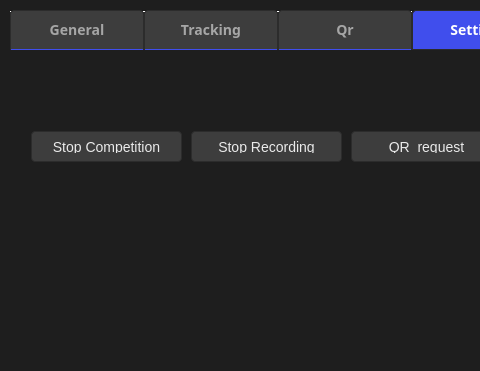
Qt form template_gui_package/include/template_gui_package/savasan_gui.ui (Anatolia-Aero-Design/savasan) before a commit; both pictures show x 0 to 480 and y 0 to 371 of the 1236 by 506 pixel window.
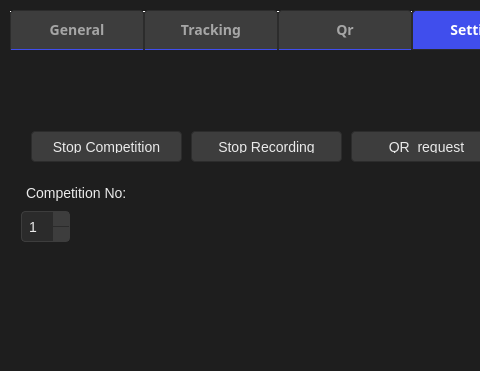
The same form after that commit. The open tabs and pages were chosen to show the change. Icons and pictures are not drawn.

What changed in the file:
```diff
--- a/template_gui_package/include/template_gui_package/savasan_gui.ui
+++ b/template_gui_package/include/template_gui_package/savasan_gui.ui
@@ -1663,6 +1663,116 @@
       <string>QR_request</string>
      </property>
     </widget>
+    <widget class="QSpinBox" name="spinBox_2">
+     <property name="geometry">
+      <rect>
+       <x>10</x>
+       <y>160</y>
+       <width>49</width>
+       <height>31</height>
+      </rect>
+     </property>
+     <property name="styleSheet">
+      <string notr="true">/* General QLineEdit and QSpinBox Styles */
+QLineEdit, QSpinBox {
+    background-color: #2B2B2B;    /* Dark grey background */
+    color: #EAEAEA;               /* Light grey text */
+    border: 1px solid #3D3D3D;    /* Subtle border for distinction */
+    padding: 5px;                 /* Padding for a clean, modern look */
+    border-radius: 4px;           /* Rounded corners for a modern feel */
+    font-size: 14px;              /* Font size for the text */
+}
+
+/* Focused QLineEdit and QSpinBox */
+QLineEdit:focus, QSpinBox:focus {
+    border: 1px solid #404EED;    /* Deep purple-blue border when focused */
+    background-color: #333333;    /* Slightly lighter background when focused */
+}
+
+/* Disabled QLineEdit and QSpinBox */
+QLineEdit:disabled, QSpinBox:disabled {
+    background-color: #1E1E1E;    /* Darker background for disabled state */
+    color: #666666;               /* Muted text color for disabled fields */
+    border: 1px solid #2C2C2C;    /* Subtle border for disabled state */
+}
+
+/* QSpinBox Arrow Buttons */
+QSpinBox::up-button, QSpinBox::down-button {
+    background-color: #3D3D3D;    /* Dark grey buttons */
+    border: none;                 /* Remove border for a clean look */
+    width: 16px;                  /* Set width of the buttons */
+}
+
+QSpinBox::up-button:hover, QSpinBox::down-button:hover {
+    background-color: #505050;    /* Slightly lighter when hovered */
+}
+
+QSpinBox::up-arrow, QSpinBox::down-arrow {
+    image: url(/path/to/up-arrow.png);  /* Add custom arrow icons if needed */
+}</string>
+     </property>
+     <property name="value">
+      <number>1</number>
+     </property>
+    </widget>
+    <widget class="QWidget" name="horizontalLayoutWidget_4">
+     <property name="geometry">
+      <rect>
+       <x>10</x>
+       <y>130</y>
+       <width>221</width>
+       <height>23</height>
+      </rect>
+     </property>
+     <layout class="QHBoxLayout" name="horizontalLayout_7">
+      <item>
+       <widget class="QLabel" name="status_text_2">
+        <property name="autoFillBackground">
+         <bool>false</bool>
+        </property>
+        <property name="styleSheet">
+         <string notr="true">/* General QLabel Styles */
+QLabel {
+    color: #EAEAEA;              /* Light grey text for readability */
+    background-color: transparent; /* Keep QLabel background transparent */
+    font-size: 14px;             /* Adjust font size as needed */
+    padding: 2px;                /* Minimal padding for spacing */
+}
+
+/* QLabel with Bold Text (e.g., for headings or important labels) */
+QLabel#boldLabel {
+    color: #EAEAEA;              /* Light grey text */
+    font-weight: bold;           /* Bold text for emphasis */
+    font-size: 16px;             /* Slightly larger font size */
+}
+
+/* QLabel for Subtle Text (e.g., for less important information) */
+QLabel#subtleLabel {
+    color: #A6A6A6;              /* Muted grey text for subtle labels */
+    font-size: 13px;             /* Slightly smaller font size */
+}
+
+/* QLabel with Error/Warning Text */
+QLabel#errorLabel {
+    color: #FF453A;              /* Muted red for error or warning messages */
+    font-weight: bold;           /* Bold for visibility */
+    font-size: 14px;             /* Standard size */
+}
+
+/* QLabel with Accent Color (optional for specific labels) */
+QLabel#accentLabel {
+    color: #5865F2;              /* Muted indigo accent text */
+    font-weight: bold;           /* Bold for emphasis */
+}
+</string>
+        </property>
+        <property name="text">
+         <string>Competition No:</string>
+        </property>
+       </widget>
+      </item>
+     </layout>
+    </widget>
    </widget>
   </widget>
   <widget class="Line" name="line_3">
```
